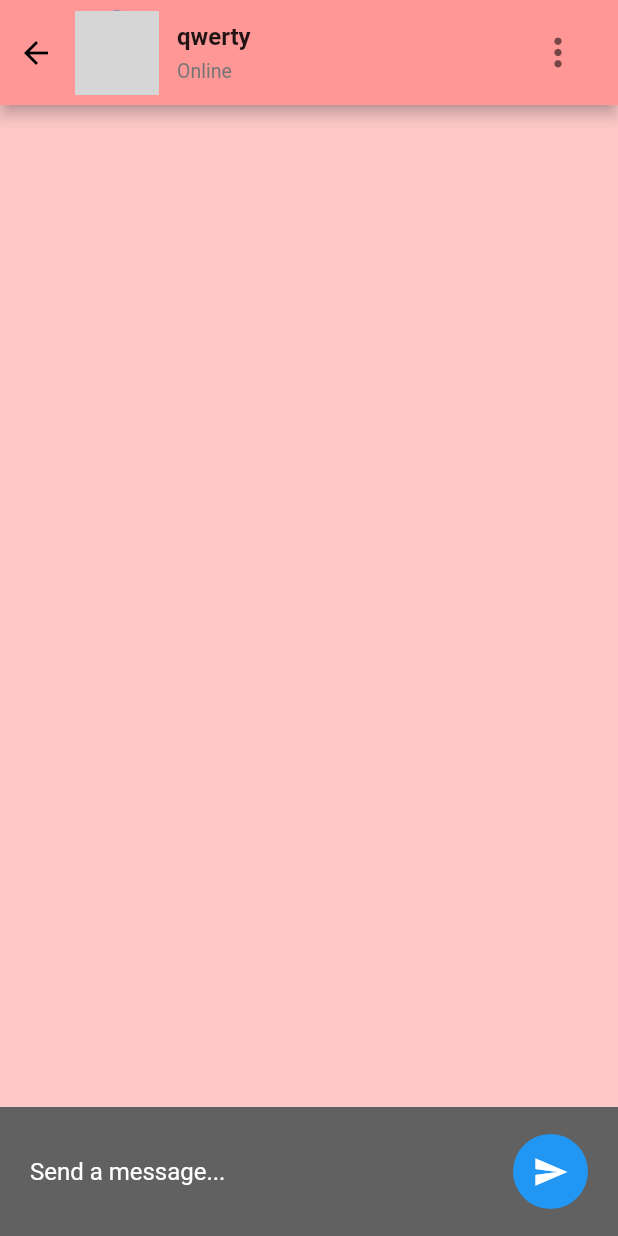
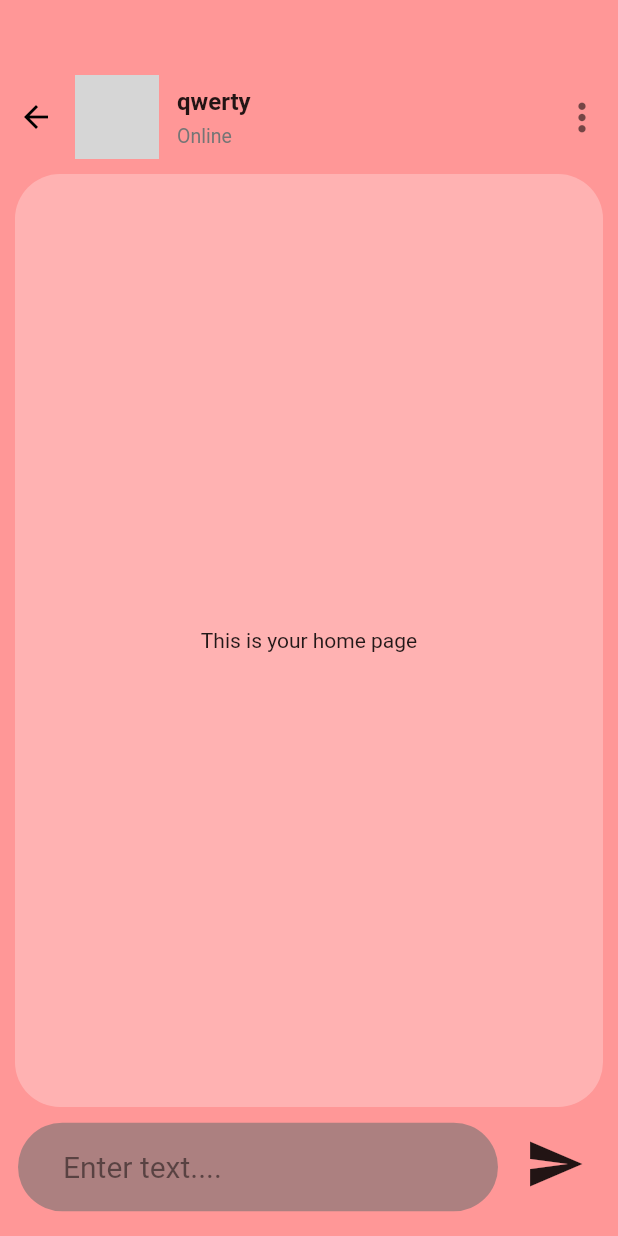
Before and after one commit to 0x000UK/Transae, a Flutter app: the MyMessagesPage screen opened directly, on a phone screen of 412 x 824 dp. Run offline on Flutter 3.47's test engine with Material 2 defaults, Android fonts, the phone set to English and light mode, and no system bars; our stand-ins replace cloud_firestore, firebase_auth, firebase_core, shared_preferences; accounts and stored records are empty; network calls fail; grey boxes are pictures that could not be loaded.

Commit message:
UI changes

```diff
--- a/lib/pages/auth/login.dart
+++ b/lib/pages/auth/login.dart
@@ -1,5 +1,6 @@
 import 'package:firebase_app/service/auth_service.dart';
 import 'package:firebase_auth/firebase_auth.dart';
+import 'package:firebase_app/helper/helper_function.dart';
 import 'package:flutter/material.dart';
 import '../../auth_validator.dart';
 
@@ -252,6 +253,8 @@ class _MyLoginState extends State<MyLogin> {
       try {
         final UserCredential = await FirebaseAuth.instance
             .signInWithEmailAndPassword(email: email, password: password);
+            await HelperFunctions.saveUserEmailSF(email);
+            await HelperFunctions.saveUserPassSF(password);
         Navigator.popAndPushNamed(context, 'home');
       } on FirebaseAuthException catch (e) {
         ScaffoldMessenger.of(context).showSnackBar(SnackBar(
--- a/lib/pages/chats.dart
+++ b/lib/pages/chats.dart
@@ -43,15 +43,17 @@ class _MyHomePageState extends State<MyMessagesPage> {
   @override
   Widget build(BuildContext context) {
 
-    return  Scaffold(
-      backgroundColor: const Color.fromARGB(200, 255, 186, 186),
-      appBar: AppBar(
-        toolbarHeight: 70,
-        automaticallyImplyLeading: false,
-        backgroundColor: const Color.fromARGB(255, 255, 151, 151), // const Color.fromARGB(255, 255, 151, 151),
-        flexibleSpace: SafeArea(
-          child: Container(
-            padding: const EdgeInsets.only(right: 16),
+    return Scaffold(
+      backgroundColor:const  Color.fromARGB(255, 255, 151, 151),
+
+      body: Column(
+        children: [
+
+          Container(
+            decoration:const BoxDecoration(
+              color:  Color.fromARGB(255, 255, 151, 151)
+            ),
+            padding: const EdgeInsets.only(top: 50),
             child: Row(
               children: <Widget>[
                 IconButton(
@@ -89,57 +91,58 @@ class _MyHomePageState extends State<MyMessagesPage> {
               ],
             ),
           ),
-        ),
-
-      ),
-      body: Stack(
-        children: <Widget>[
-          // chat messages here
-          chatMessages(),
+          Expanded(
+            child: Padding(padding: EdgeInsets.all(10),
+            child: Container(
+              decoration: BoxDecoration(borderRadius: BorderRadius.circular(30),
+              color:  Color.fromARGB(200, 255, 186, 186),
+              ),
+              child: Center(
+                child: Text('This is your home page'), // body: SingleChildScrollView(...)
+              ),
+            ),
+            )
+          ),
           Container(
-            alignment: Alignment.bottomCenter,
-            width: MediaQuery.of(context).size.width,
-            child: Container(
-              padding: const EdgeInsets.symmetric(horizontal: 20, vertical: 18),
-              width: MediaQuery.of(context).size.width,
-              color: Colors.grey[700],
-              child: Row(children: [
-                Expanded(
-                    child: TextFormField(
-                  controller: mssgController,
-                  style: const TextStyle(color: Colors.white),
-                  decoration: const InputDecoration(
-                    hintText: "Send a message...",
-                    hintStyle: TextStyle(color: Colors.white, fontSize: 16),
-                    border: InputBorder.none,
+            color:const Color.fromARGB(255, 255, 151, 151),
+            child: Row (
+              children : [
+                Container(
+                  padding: EdgeInsets.only(left: 12),
+                  width: MediaQuery.of(context).size.width-80,
+                  height: 75,
+                  child :
+                const TextField(
+                decoration: InputDecoration(
+                  contentPadding:  EdgeInsets.symmetric(vertical: 18.0, horizontal: 30.0),
+                  hintText: 'Enter text....',
+                  fillColor: Color.fromARGB(234, 165, 126, 126),
+                  filled: true,
+                  hintStyle:  TextStyle(
+                    fontSize: 20,
+                    color: Color.fromARGB(123, 0, 0, 0),
                   ),
-                )),
-                const SizedBox(
-                  width: 12,
+                  border: OutlineInputBorder(
+                    borderSide: BorderSide.none,
+                    borderRadius: BorderRadius.all(Radius.circular(45.0)),
+                  ),
                 ),
-                GestureDetector(
-                  onTap: () {
-                    sendMessage();
-                  },
-                  child: Container(
-                    height: 50,
-                    width: 50,
-                    decoration: BoxDecoration(
-                      color: Theme.of(context).primaryColor,
-                      borderRadius: BorderRadius.circular(30),
-                    ),
-                    child: const Center(
-                        child: Icon(
-                      Icons.send,
-                      color: Colors.white,
-                    )),
-                  ),
+              ),
+                ),
+                const SizedBox(width: 10),
+                Padding(padding:const EdgeInsets.only(bottom: 20),
+                child : IconButton(
+                  onPressed: (){},
+                  icon:const Icon(Icons.send),
+                  iconSize: 40,
+                ),
                 )
-              ]),
-            ),
+              ]
+            )
           )
         ],
       ),
+
     );
   }
     chatMessages() {
--- a/lib/pages/users.dart
+++ b/lib/pages/users.dart
@@ -353,9 +353,9 @@ class UserTab extends StatelessWidget {
                         "https://encrypted-tbn0.gstatic.com/images?q=tbn:ANd9GcSEgzwHNJhsADqquO7m7NFcXLbZdFZ2gM73x8I82vhyhg&s"),
                   ),
                 ),
-                title: const Text(
-                  "Mr. H",
-                  style: TextStyle(fontSize: 20),
+                title:  Text(
+                  user[index].name,
+                  style:const TextStyle(fontSize: 20),
                 ),
                 subtitle: const Text("Hey there, Isn't it cool ?"),
                 minVerticalPadding: 20,
```
